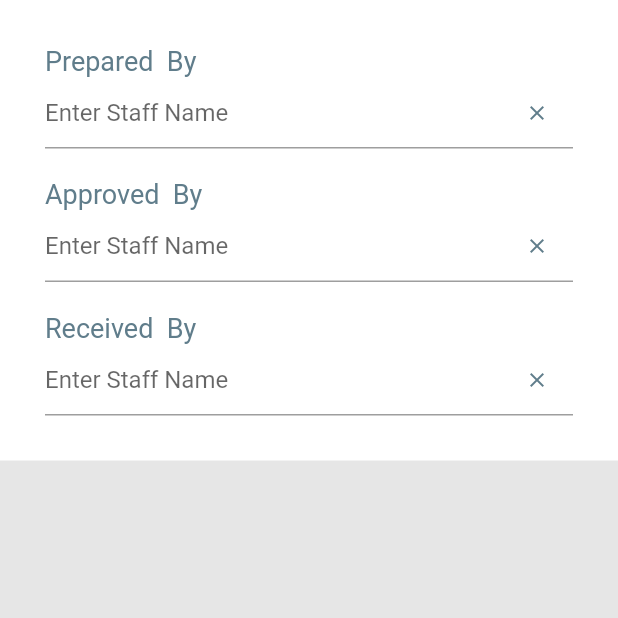
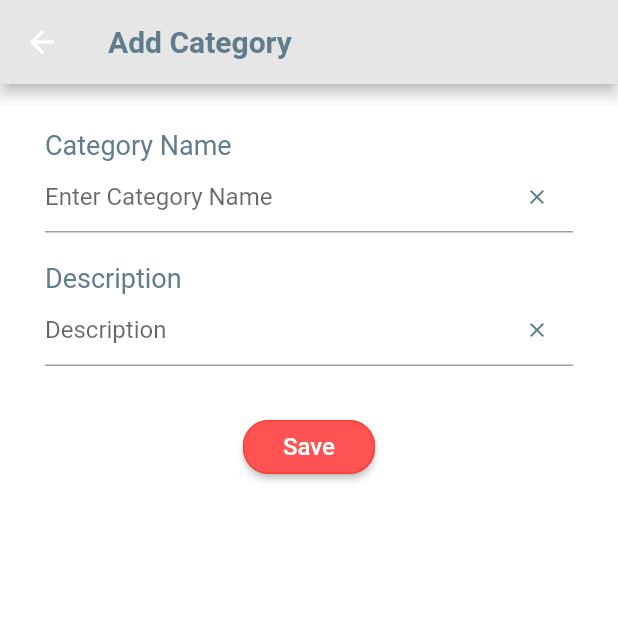
Before and after one commit to kayuyumwaura/app, a Flutter app: the Categories screen opened directly, on a phone screen of 412 x 824 dp, the top half of it. Run offline on Flutter 3.47's test engine with Material 2 defaults, Android fonts, the phone set to English and light mode, and no system bars.

```diff
--- a/lib/ui/addnew.dart
+++ b/lib/ui/addnew.dart
@@ -1,37 +1,57 @@
 import 'package:flutter/material.dart';
+import 'package:ui/ui/screen.dart';
 
-  class MyApp extends StatelessWidget{
+class MyApp extends StatelessWidget {
   @override
   Widget build(BuildContext context) {
     return new MaterialApp(
-      title:"Record expense",
+      title: "Record expense",
       debugShowCheckedModeBanner: false,
       home: Categories(),
     );
   }
 }
 
-class Categories extends StatefulWidget{
+class Categories extends StatefulWidget {
   @override
   _CategoriesState createState() => _CategoriesState();
 }
 
-class _CategoriesState extends State <Categories> {
+class _CategoriesState extends State<Categories> {
+
+//clear icon in merchant
+  var categorynameController = TextEditingController();
+  clearTextInput0() {
+    categorynameController.clear();
+  }
+
+  //clear icon in merchant
+  var descriptionController = TextEditingController();
+  clearTextInput1() {
+    descriptionController.clear();
+  }
+
+
   @override
   Widget build(BuildContext context) {
-    return Container(
-      color: Color.fromRGBO(230, 230, 230, 10.0),
-      child: Column(
+    return new Scaffold(
+        appBar: AppBar(
+          backgroundColor: Color.fromRGBO(230, 230, 230, 10.0),
+          title: Text("Add Category",
+              style: TextStyle(
+                  color: Colors.blueGrey, fontWeight: FontWeight.bold)),
+        ),
+        body: new Column(
           children: <Widget>[
             Container(
               padding: EdgeInsets.all(30), //row 2 container properties
-                  // height: 120,
+              height: 700,
               width: double.infinity,
               color: Colors.white,
               child: Column(
                   crossAxisAlignment: CrossAxisAlignment.start,
                   children: <Widget>[
-                        Text('Prepared  By',
+                    Text('Category Name',
                         style: TextStyle(
                             color: Colors.blueGrey,
                             fontSize: 18.0,
@@ -42,24 +62,24 @@ class _CategoriesState extends State <Categories> {
                         children: <Widget>[
                           new Flexible(
                             child: new TextField(
-                                  //controller: preparedbyController,
-                                  decoration: InputDecoration(
-                                      hintText: ('Enter Staff Name')),
+                              controller: categorynameController,
+                              decoration:
+                                  InputDecoration(hintText: ('Enter Category Name')),
                             ),
                           ),
                           IconButton(
                             //onPressed: () => _controller.clear(),
-                                //onPressed: clearTextInput9,
+                            onPressed: clearTextInput0,
                             icon: Icon(
                               Icons.clear,
                               color: Colors.blueGrey,
                               size: 16.0,
-                                ), onPressed: () {  },
+                            ),
                           )
                         ]),
 
                     SizedBox(height: 20),
-                        Text('Approved  By',
+                    Text('Description',
                         style: TextStyle(
                             color: Colors.blueGrey,
                             fontSize: 18.0,
@@ -70,43 +90,14 @@ class _CategoriesState extends State <Categories> {
                         children: <Widget>[
                           new Flexible(
                             child: new TextField(
-                                  //controller: approvedbyController,
-                                  decoration: InputDecoration(
-                                      hintText: ('Enter Staff Name')),
+                              controller: descriptionController,
+                              decoration:
+                                  InputDecoration(hintText: ('Description')),
                             ),
                           ),
                           IconButton(
                             //onPressed: () => _controller.clear(),
-                                //onPressed: clearTextInput10,
-                                icon: Icon(
-                                  Icons.clear,
-                                  color: Colors.blueGrey,
-                                  size: 16.0,
-                                ), onPressed: () {  },
-                              )
-                            ]),
-
-                        SizedBox(height: 20),
-                        Text('Received  By',
-                            style: TextStyle(
-                                color: Colors.blueGrey,
-                                fontSize: 18.0,
-                                fontWeight: FontWeight.normal)),
-                        //text field
-                        new Stack(
-                            alignment: Alignment.centerRight,
-                            children: <Widget>[
-                              new Flexible(
-                                child: new TextField(
-                                  //controller: receivedbyController,
-                                  decoration: InputDecoration(
-                                      hintText: ('Enter Staff Name')),
-                                ),
-                              ),
-                              // ignore: missing_required_param
-                              IconButton(
-                                //onPressed: () => _controller.clear(),
-                                //onPressed: clearTextInput11,
+                            onPressed: clearTextInput1,
                             icon: Icon(
                               Icons.clear,
                               color: Colors.blueGrey,
@@ -114,9 +105,67 @@ class _CategoriesState extends State <Categories> {
                             ),
                           )
                         ]),
+
+                    Container(
+                        padding: EdgeInsets.all(30), //row container properties
+                        // height: 120,
+                        width: double.infinity,
+                        color: Colors.white,
+                        child: Column(
+                            crossAxisAlignment: CrossAxisAlignment.center,
+                            children: <Widget>[
+                              RaisedButton(
+                                child: Text(
+                                  "Save",
+                                  style: TextStyle(
+                                      color: Colors.white, fontSize: 16),
+                                ),
+                                hoverColor: Colors.white,
+                                color: Colors.redAccent,
+                                shape: RoundedRectangleBorder(
+                                    borderRadius: BorderRadius.circular(17.0),
+                                    side: BorderSide(color: Colors.red)),
+                                padding: EdgeInsets.symmetric(
+                                    horizontal: 10, vertical: 5),
+                                // splashColor: Colors.grey,
+                                // onPressed: getData
+                                onPressed: () {
+                                  //addItemToList();
+                                },
+                              /*  onPressed: () async{
+                                  final result = await Navigator.push(
+                                  context,
+                                  MaterialPageRoute(
+                                      builder: (context) => CategoryList()),
+                                );
+                                categorynameController.text = result;
+                                /*  return showDialog(
+                                    context: context,
+                                    builder: (context) {
+                                      return AlertDialog(
+                                          content: Container(
+                                              height: 900,
+                                              width: 300,
+                                              child:
+                                                  ListView(children: <Widget>[
+                                                 ListTile(
+                                            title: Text(
+                                              categorynameController.text,
+                                            ),
+                                          ),
+                                          ListTile(
+                                            title:
+                                                Text(descriptionController.text),
+                                          ),
+                                              ])));
+                                    },
+                                  );*/
+                                },*/
+                              ),
+                            ]))
                   ]),
             )
           ],
-     ) );
+        ));
   }
 }
```
Also changed, not shown: lib/main.dart (+28 -4 lines), lib/ui/screen.dart (+152 -46 lines). Lines whose indentation alone changed are shown as unchanged.
